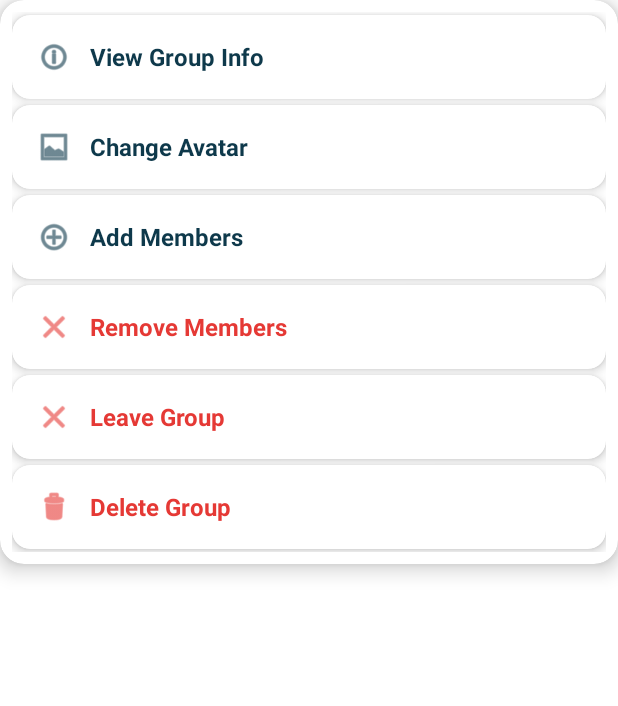
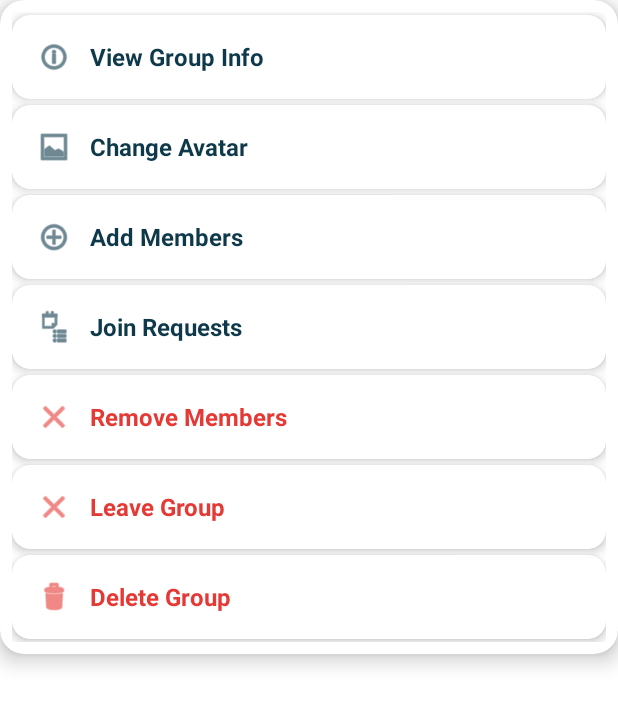
Before and after one commit to phu142857/chatappJava-NodejsServer, an Android app: the layout dialog_group_chat_options.xml on its own in the app's theme, with its tools: preview values and no code run, on a phone screen of 412 x 824 dp. Shown: the top 706 px of the screen. Run offline under Robolectric (Android 15) with nearby library versions, the phone set to English and light mode, and no system bars.

Commit message:
private or public group 1

```diff
--- a/Client/app/src/main/java/com/example/chatappjava/ui/theme/HomeActivity.java
+++ b/Client/app/src/main/java/com/example/chatappjava/ui/theme/HomeActivity.java
@@ -634,8 +634,6 @@ public class HomeActivity extends AppCompatActivity implements ChatListAdapter.O
             confirmDeleteChat(chat);
             if (currentDialog != null) currentDialog.dismiss();
         });
-
-        // Unfriend option removed on Home screen
 
         dialogView.findViewById(R.id.option_delete_group).setOnClickListener(v -> {
             // Delete group functionality
--- /dev/null
+++ b/Client/app/src/main/res/drawable/badge_background.xml
@@ -0,0 +1,11 @@
+<?xml version="1.0" encoding="utf-8"?>
+<shape xmlns:android="http://schemas.android.com/apk/res/android"
+    android:shape="rectangle">
+    <solid android:color="#E53935" />
+    <corners android:radius="12dp" />
+    <padding
+        android:left="6dp"
+        android:top="2dp"
+        android:right="6dp"
+        android:bottom="2dp" />
+</shape>
--- a/Client/app/src/main/res/layout/dialog_group_chat_options.xml
+++ b/Client/app/src/main/res/layout/dialog_group_chat_options.xml
@@ -128,6 +128,57 @@
         </LinearLayout>
     </androidx.cardview.widget.CardView>
 
+    <!-- Join Requests Option with badge -->
+    <androidx.cardview.widget.CardView
+        android:layout_width="match_parent"
+        android:layout_height="wrap_content"
+        android:layout_marginVertical="2dp"
+        app:cardCornerRadius="12dp"
+        app:cardElevation="4dp"
+        android:backgroundTint="@android:color/white">
+
+        <LinearLayout
+            android:id="@+id/option_join_requests"
+            android:layout_width="match_parent"
+            android:layout_height="wrap_content"
+            android:orientation="horizontal"
+            android:padding="16dp"
+            android:gravity="center_vertical"
+            android:background="?android:attr/selectableItemBackground">
+
+            <ImageView
+                android:layout_width="24dp"
+                android:layout_height="24dp"
+                android:src="@android:drawable/ic_menu_agenda"
+                android:layout_marginEnd="12dp"
+                app:tint="#0E394B" />
+
+            <TextView
+                android:layout_width="0dp"
+                android:layout_height="wrap_content"
+                android:layout_weight="1"
+                android:text="Join Requests"
+                android:textSize="16sp"
+                android:textColor="#0E394B"
+                android:textStyle="bold" />
+
+            <TextView
+                android:id="@+id/tv_request_count"
+                android:layout_width="wrap_content"
+                android:layout_height="wrap_content"
+                android:paddingLeft="10dp"
+                android:paddingRight="10dp"
+                android:paddingTop="4dp"
+                android:paddingBottom="4dp"
+                android:background="@drawable/badge_background"
+                android:textColor="@android:color/white"
+                android:textStyle="bold"
+                android:text="0"
+                android:visibility="gone" />
+
+        </LinearLayout>
+    </androidx.cardview.widget.CardView>
+
     <!-- Remove Members Option -->
     <androidx.cardview.widget.CardView
         android:layout_width="match_parent"
```
Also changed, not shown: Client/app/src/main/java/com/example/chatappjava/ui/theme/GroupChatActivity.java (+46 -0 lines), Client/app/src/main/java/com/example/chatappjava/ui/theme/SearchActivity.java (+24 -4 lines), 3 other files.
